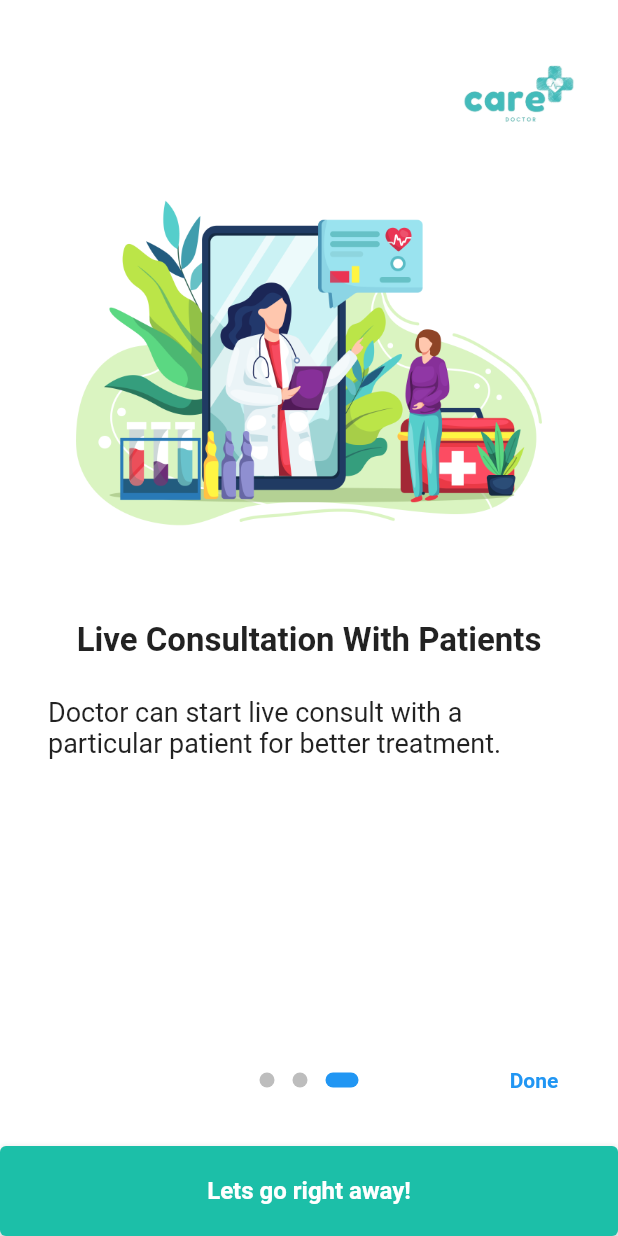
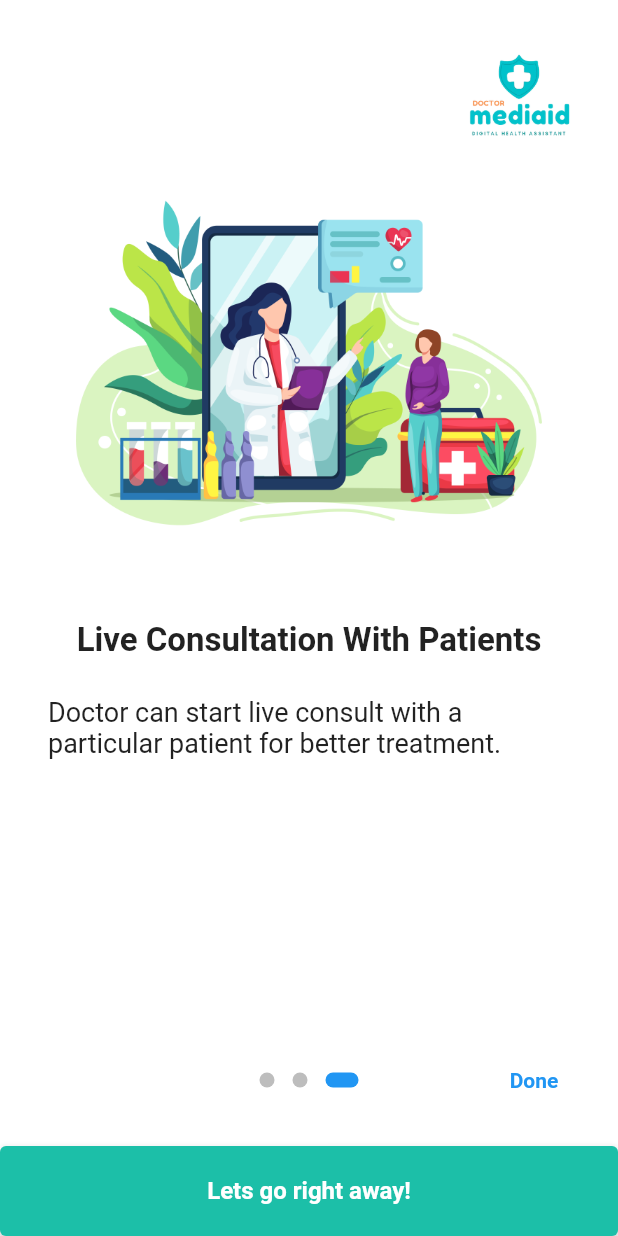
Before and after one commit to Mehedihasan177/doctor_Mediaid, a Flutter app: the screen it shows after launch, after a tap on "Skip", on a phone screen of 412 x 824 dp. Run offline on Flutter 3.47's test engine with Material 2 defaults, Android fonts, the light colour scheme and no system bars; drawn by our look-alikes of introduction_screen; our stand-ins replace auto_size_text, bottom_navy_bar, cloud_firestore, country_code_picker, dio, double_back_to_close_app and 11 more; missing offline and left inert: agora_rtc_engine, audioplayer, flutter_custom_tabs; accounts and stored records are empty; network calls fail.

Commit message:
logo and splash screen change

```diff
--- a/lib/view/screen/splash_screen/splash_Screen.dart
+++ b/lib/view/screen/splash_screen/splash_Screen.dart
@@ -30,6 +30,7 @@ class _SplashScreenState extends State<SplashScreen> {
   Widget build(BuildContext context) {
     final size = MediaQuery.of(context).size;
     return Scaffold(
+      backgroundColor: Colors.white,
       body: new Stack(
         children: <Widget>[
           // new Center(
@@ -37,7 +38,7 @@ class _SplashScreenState extends State<SplashScreen> {
           // ),
           Center(
             child: Container(
-              child: Image(image: AssetImage("images/care_plus_doctor_logo.png"),
+              child: Image(image: AssetImage("images/doctor_gif.gif"),
                 fit: BoxFit.cover,
               ),
             ),
--- a/pubspec.yaml
+++ b/pubspec.yaml
@@ -88,6 +88,7 @@ flutter:
     - images/
     - images/care_plus_doctor_logo.png
     - images/Appointment.jpg
+    - images/doctor_gif.gif
     - images/schedule.webp
     - images/video_call.png
     - images/girl_doctor.jpg
```
Also changed, not shown: assets/care_plus_doctor_logo.png, images/care_plus_doctor_logo.png, images/doctor_gif.gif (added), 5 other files.
